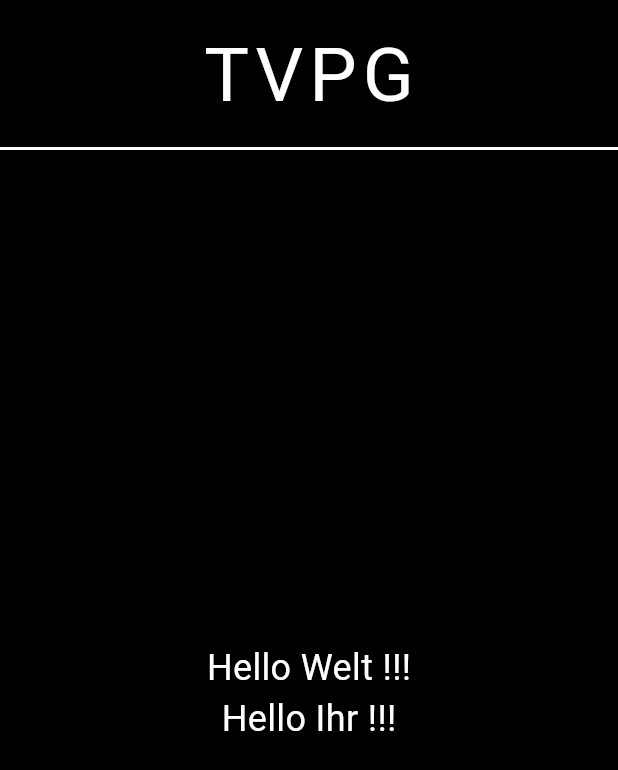
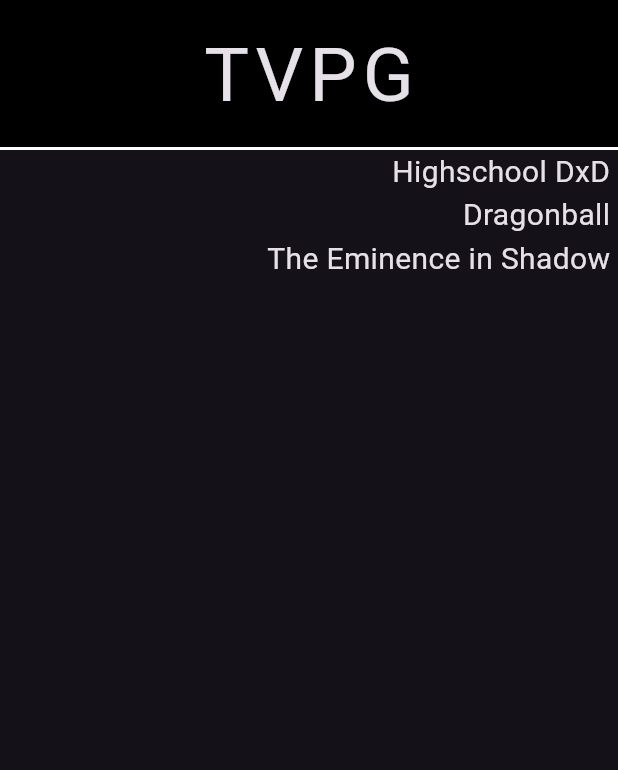
Before and after one commit to fabianStro/GitHubFolder, a Flutter app: the screen it shows after launch, on a phone screen of 412 x 824 dp. Shown: the top 770 px of the screen. Run offline on Flutter 3.47's test engine with Material 3 defaults, Android fonts, the phone set to English and light mode, and no system bars.

Commit message:
New Class

```diff
--- a/Flutter/flutter_application_one/lib/main.dart
+++ b/Flutter/flutter_application_one/lib/main.dart
@@ -2,53 +2,56 @@
 //import 'package:flutter_application_one/test.dart';
 
 void main() {
-  runApp(const MyApp());
+  runApp(MyApp());
   //Test();
 }
 
 class MyApp extends StatelessWidget {
-  const MyApp({super.key});
+  MyApp({super.key});
 
-  //List<String> title = ['Highschool DxD', 'Dragonball'];
+  final List<String> title = ['Highschool DxD\t', 'Dragonball\t', 'The Eminence in Shadow\t'];
 
   @override
   Widget build(BuildContext context) {
     return MaterialApp(
+      theme: ThemeData.dark(),
       home: Scaffold(
-        backgroundColor: Colors.black,
         appBar: AppBar(
           toolbarHeight: 100.0,
           shape: Border(bottom: BorderSide(color: Colors.white, width: 2.0)),
           backgroundColor: Colors.black,
           centerTitle: true,
-          title: Text('TVPG', style: TextStyle(fontSize: 50.0, letterSpacing: 4.0, color: Colors.white)),
+          title: Text('TVPG', style: TextStyle(fontSize: 50.0, letterSpacing: 4.0)),
         ), // AppBar
-        body: Center(
-          child: Column(
-            mainAxisAlignment: MainAxisAlignment.center,
-            children: [
-              Text(
-                'Hello Welt !!!',
-                style: TextStyle(
-                  //fontFamily: 'Arial',
-                  fontSize: 24.0,
-                  backgroundColor: Colors.black,
-                  color: Colors.white,
-                ), // TextStyle
-              ), // Text
-              Text(
-                'Hello Ihr !!!',
-                style: TextStyle(
-                  //fontFamily: 'Arial',
-                  fontSize: 24.0,
-                  backgroundColor: Colors.black,
-                  color: Colors.white,
-                ), // TextStyle
-              ), // Text
-            ], // Children
-          ), // Column
-        ), // Center
+        body: SafeArea(
+          child: SizedBox(
+            width: double.infinity,
+            height: double.infinity,
+            child: Column(
+              //mainAxisSize: MainAxisSize.max,
+              mainAxisAlignment: MainAxisAlignment.start,
+              crossAxisAlignment: CrossAxisAlignment.end,
+              children: [
+                BroadcastTitle(text: title[0], style: 'size'),
+                BroadcastTitle(text: title[1], style: 'size'),
+                BroadcastTitle(text: title[2], style: 'size'),
+              ], // Children
+            ), // Column
+          ), // SizedBox
+        ), // SafeArea
       ), // Scaffold
     ); // MaterialApp
   }
 }
+
+class BroadcastTitle extends StatelessWidget {
+  const BroadcastTitle({super.key, this.text, this.style});
+
+  final String? text;
+  final String? style;
+
+  @override
+  Widget build(BuildContext context) {
+    return Text(text ?? 'None', style: TextStyle(fontSize: 20.0));
+  }
+}
```
